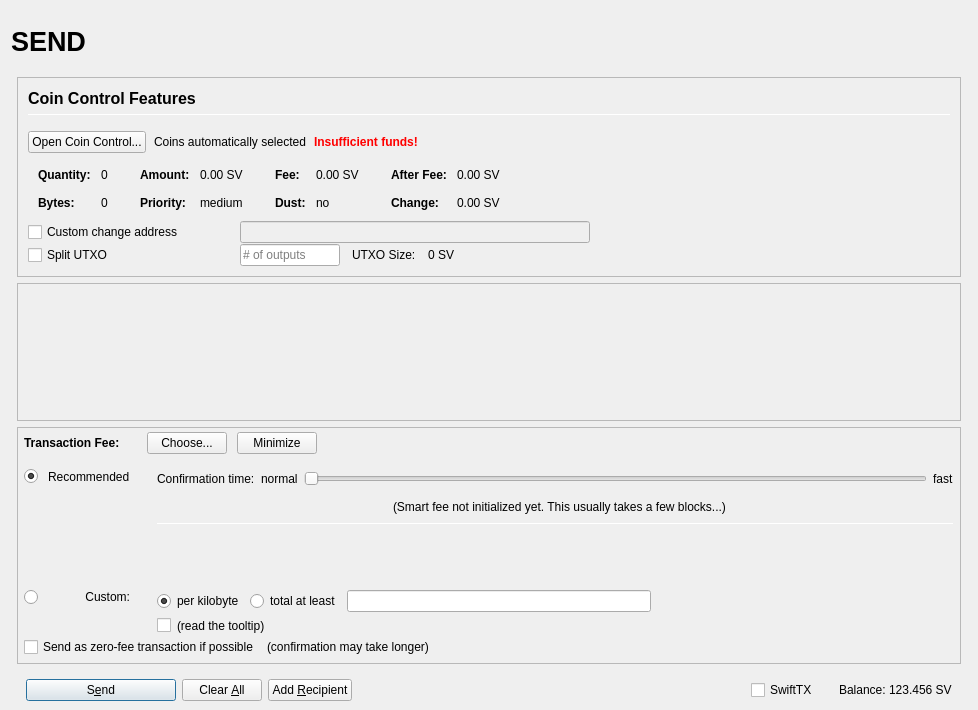
ZyX7/schain, file src/qt/forms/sendcoinsdialog.ui: the form before one commit.
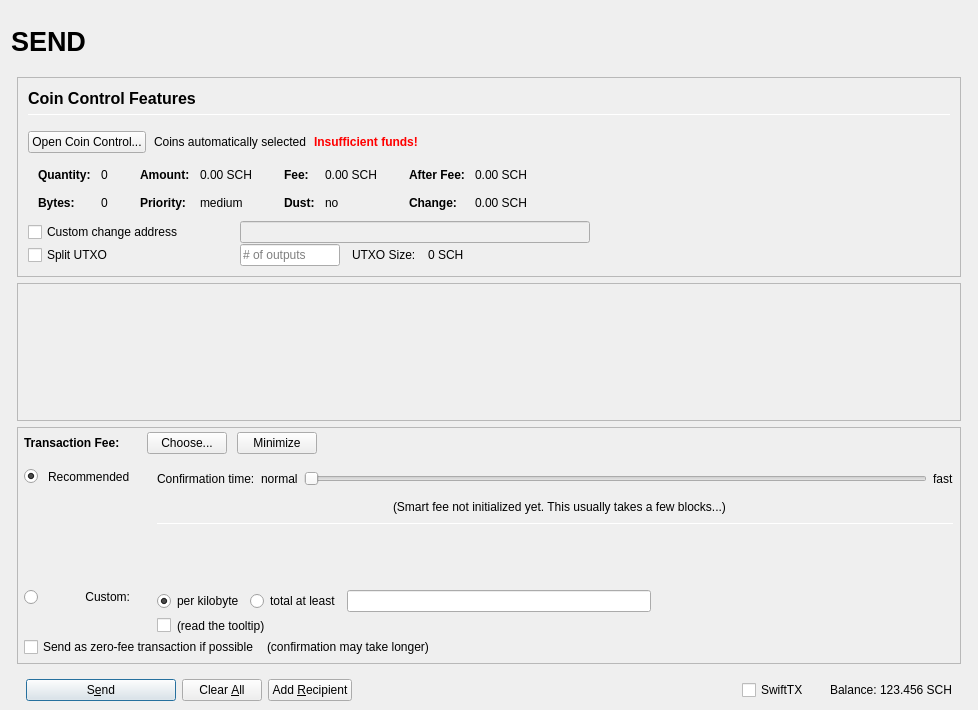
The form after the commit. Icons and pictures are not drawn. Custom widgets are drawn as their Qt base class.

```diff
--- a/src/qt/forms/sendcoinsdialog.ui
+++ b/src/qt/forms/sendcoinsdialog.ui
@@ -493,7 +493,7 @@
                         <enum>Qt::ActionsContextMenu</enum>
                        </property>
                        <property name="text">
-                        <string notr="true">0.00 SV</string>
+                        <string notr="true">0.00 SCH</string>
                        </property>
                        <property name="textInteractionFlags">
                         <set>Qt::LinksAccessibleByMouse|Qt::TextSelectableByKeyboard|Qt::TextSelectableByMouse</set>
@@ -573,7 +573,7 @@
                         <enum>Qt::ActionsContextMenu</enum>
                        </property>
                        <property name="text">
-                        <string notr="true">0.00 SV</string>
+                        <string notr="true">0.00 SCH</string>
                        </property>
                        <property name="textInteractionFlags">
                         <set>Qt::LinksAccessibleByMouse|Qt::TextSelectableByKeyboard|Qt::TextSelectableByMouse</set>
@@ -653,7 +653,7 @@
                         <enum>Qt::ActionsContextMenu</enum>
                        </property>
                        <property name="text">
-                        <string notr="true">0.00 SV</string>
+                        <string notr="true">0.00 SCH</string>
                        </property>
                        <property name="textInteractionFlags">
                         <set>Qt::LinksAccessibleByMouse|Qt::TextSelectableByKeyboard|Qt::TextSelectableByMouse</set>
@@ -682,7 +682,7 @@
                         <enum>Qt::ActionsContextMenu</enum>
                        </property>
                        <property name="text">
-                        <string notr="true">0.00 SV</string>
+                        <string notr="true">0.00 SCH</string>
                        </property>
                        <property name="textInteractionFlags">
                         <set>Qt::LinksAccessibleByMouse|Qt::TextSelectableByKeyboard|Qt::TextSelectableByMouse</set>
@@ -849,7 +849,7 @@
                 <item>
                  <widget class="QLabel" name="labelBlockSize">
                   <property name="text">
-                   <string>0 SV</string>
+                   <string>0 SCH</string>
                   </property>
                  </widget>
                 </item>
@@ -1715,7 +1715,7 @@
                 <cursorShape>IBeamCursor</cursorShape>
                </property>
                <property name="text">
-                <string notr="true">123.456 SV</string>
+                <string notr="true">123.456 SCH</string>
                </property>
                <property name="textInteractionFlags">
                 <set>Qt::LinksAccessibleByMouse|Qt::TextSelectableByKeyboard|Qt::TextSelectableByMouse</set>
```
Left out of the diff: 16 changed lines with no effect on the pictures.
